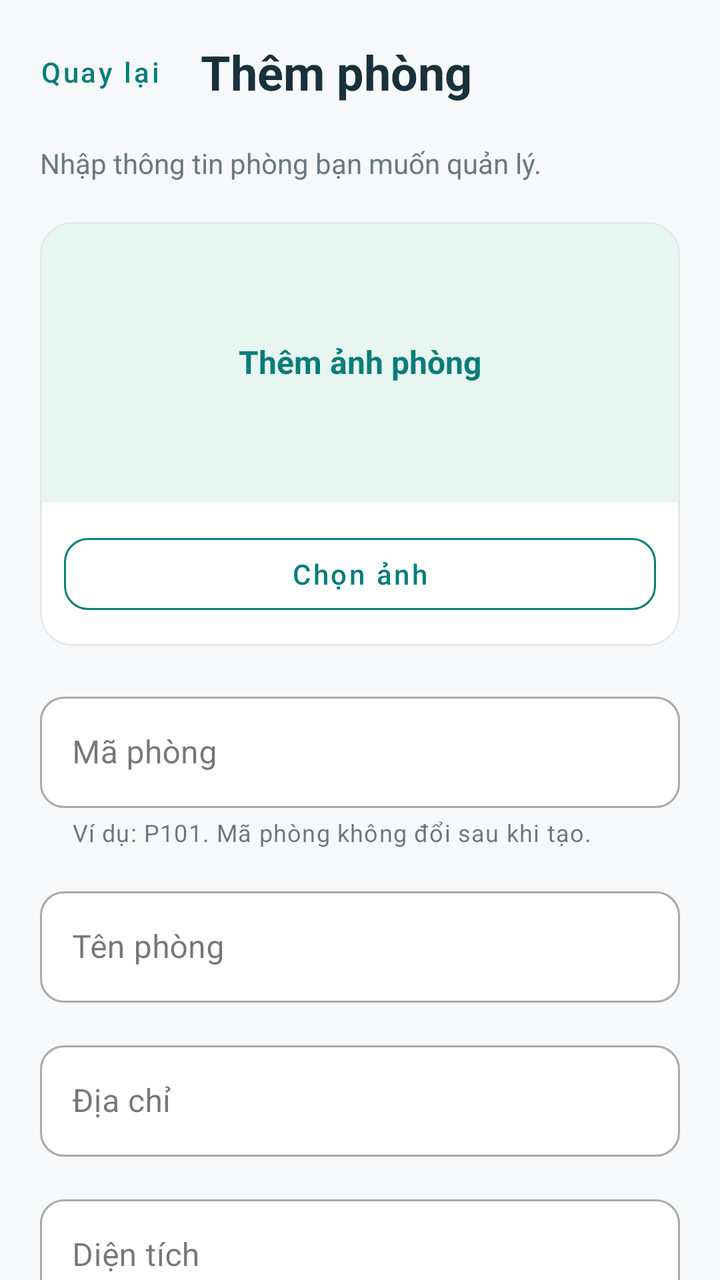
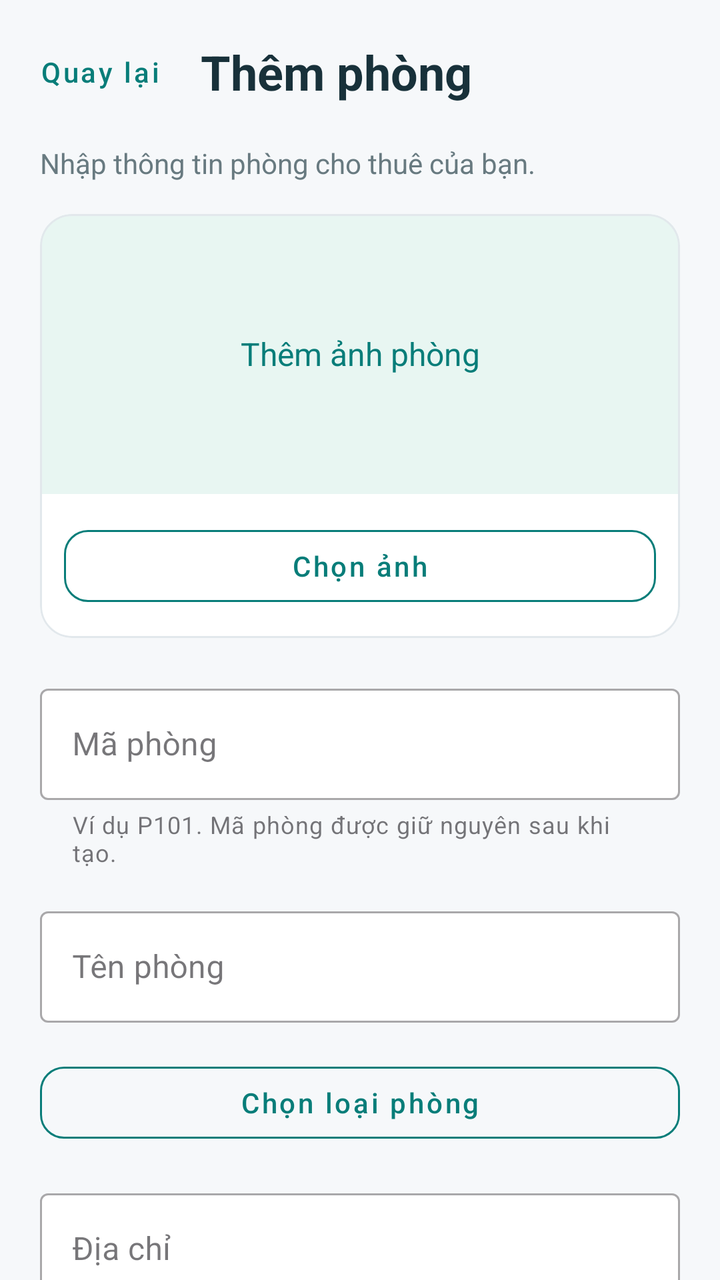

Compare the two renders of this Android layout. The source of the first and the diff that turns it into the second are given below.
<!-- AndroidManifest.xml: application theme Theme.ROOMLY -->
<!-- res/layout/fragment_host_add_room.xml -->
<?xml version="1.0" encoding="utf-8"?>
<LinearLayout
    xmlns:android="http://schemas.android.com/apk/res/android"
    xmlns:app="http://schemas.android.com/apk/res-auto"
    android:layout_width="match_parent"
    android:layout_height="match_parent"
    android:orientation="vertical"
    android:background="@color/roomly_background"
    android:focusableInTouchMode="true">

    
    <LinearLayout
        android:layout_width="match_parent"
        android:layout_height="wrap_content"
        android:orientation="horizontal"
        android:gravity="center_vertical"
        android:paddingStart="12dp"
        android:paddingEnd="20dp"
        android:paddingTop="12dp"
        android:paddingBottom="12dp">

        <com.google.android.material.button.MaterialButton
            android:id="@+id/btn_add_room_back"
            style="@style/Widget.MaterialComponents.Button.TextButton"
            android:layout_width="wrap_content"
            android:layout_height="wrap_content"
            android:minWidth="48dp"
            android:minHeight="48dp"
            android:text="Quay lại"
            android:textAllCaps="false"
            android:textColor="@color/roomly_primary" />

        <TextView
            android:layout_width="0dp"
            android:layout_height="wrap_content"
            android:layout_weight="1"
            android:layout_marginStart="12dp"
            android:text="Thêm phòng"
            android:textColor="@color/roomly_text_primary"
            android:textSize="24sp"
            android:textStyle="bold" />

    </LinearLayout>

    
    <androidx.core.widget.NestedScrollView
        android:id="@+id/scroll_add_room"
        android:layout_width="match_parent"
        android:layout_height="0dp"
        android:layout_weight="1"
        android:fillViewport="true"
        android:clipToPadding="false"
        android:paddingStart="20dp"
        android:paddingEnd="20dp"
        android:paddingBottom="24dp">

        <LinearLayout
            android:layout_width="match_parent"
            android:layout_height="wrap_content"
            android:orientation="vertical">

            <TextView
                android:layout_width="match_parent"
                android:layout_height="wrap_content"
                android:layout_marginBottom="20dp"
                android:text="Nhập thông tin phòng bạn muốn quản lý."
                android:textColor="@color/roomly_text_secondary"
                android:textSize="14sp" />

            
            <com.google.android.material.card.MaterialCardView
                android:layout_width="match_parent"
                android:layout_height="wrap_content"
                android:layout_marginBottom="20dp"
                app:cardBackgroundColor="@color/roomly_surface"
                app:cardCornerRadius="16dp"
                app:cardElevation="0dp"
                app:strokeColor="@color/roomly_border"
                app:strokeWidth="1dp">

                <LinearLayout
                    android:layout_width="match_parent"
                    android:layout_height="wrap_content"
                    android:orientation="vertical">

                    
                    <ImageView
                        android:id="@+id/img_add_room_preview"
                        android:layout_width="match_parent"
                        android:layout_height="180dp"
                        android:background="@color/roomly_primary_light"
                        android:scaleType="centerCrop"
                        android:contentDescription="Ảnh phòng đã chọn"
                        android:visibility="gone" />

                    
                    <TextView
                        android:id="@+id/tv_add_room_image_placeholder"
                        android:layout_width="match_parent"
                        android:layout_height="140dp"
                        android:background="@color/roomly_primary_light"
                        android:gravity="center"
                        android:text="Thêm ảnh phòng"
                        android:textColor="@color/roomly_primary"
                        android:textSize="16sp"
                        android:textStyle="bold" />

                    
                    <com.google.android.material.button.MaterialButton
                        android:id="@+id/btn_select_room_image"
                        style="@style/Widget.MaterialComponents.Button.OutlinedButton"
                        android:layout_width="match_parent"
                        android:layout_height="wrap_content"
                        android:layout_margin="12dp"
                        android:minHeight="48dp"
                        android:text="Chọn ảnh"
                        android:textAllCaps="false"
                        android:textColor="@color/roomly_primary"
                        app:strokeColor="@color/roomly_primary"
                        app:cornerRadius="12dp" />

                </LinearLayout>

            </com.google.android.material.card.MaterialCardView>

            
            <com.google.android.material.textfield.TextInputLayout
                android:id="@+id/input_room_code"
                style="@style/Widget.MaterialComponents.TextInputLayout.OutlinedBox"
                android:layout_width="match_parent"
                android:layout_height="wrap_content"
                android:hint="Mã phòng"
                app:helperText="Ví dụ: P101. Mã phòng không đổi sau khi tạo."
                app:boxBackgroundColor="@color/roomly_surface"
                app:boxCornerRadiusTopStart="12dp"
                app:boxCornerRadiusTopEnd="12dp"
                app:boxCornerRadiusBottomStart="12dp"
                app:boxCornerRadiusBottomEnd="12dp">

                <com.google.android.material.textfield.TextInputEditText
                    android:id="@+id/edt_room_code"
                    android:layout_width="match_parent"
                    android:layout_height="wrap_content"
                    android:inputType="text"
                    android:maxLines="1"
                    android:imeOptions="actionNext"
                    android:textColor="@color/roomly_text_primary"
                    android:textSize="16sp" />

            </com.google.android.material.textfield.TextInputLayout>

            
            <com.google.android.material.textfield.TextInputLayout
                android:id="@+id/input_room_name"
                style="@style/Widget.MaterialComponents.TextInputLayout.OutlinedBox"
                android:layout_width="match_parent"
                android:layout_height="wrap_content"
                android:layout_marginTop="16dp"
                android:hint="Tên phòng"
                app:boxBackgroundColor="@color/roomly_surface"
                app:boxCornerRadiusTopStart="12dp"
                app:boxCornerRadiusTopEnd="12dp"
                app:boxCornerRadiusBottomStart="12dp"
                app:boxCornerRadiusBottomEnd="12dp">

                <com.google.android.material.textfield.TextInputEditText
                    android:id="@+id/edt_room_name"
                    android:layout_width="match_parent"
                    android:layout_height="wrap_content"
                    android:inputType="textCapSentences"
                    android:maxLines="1"
                    android:imeOptions="actionNext"
                    android:textColor="@color/roomly_text_primary"
                    android:textSize="16sp" />

            </com.google.android.material.textfield.TextInputLayout>

            
            <com.google.android.material.textfield.TextInputLayout
                android:id="@+id/input_room_address"
                style="@style/Widget.MaterialComponents.TextInputLayout.OutlinedBox"
                android:layout_width="match_parent"
                android:layout_height="wrap_content"
                android:layout_marginTop="16dp"
                android:hint="Địa chỉ"
                app:boxBackgroundColor="@color/roomly_surface"
                app:boxCornerRadiusTopStart="12dp"
                app:boxCornerRadiusTopEnd="12dp"
                app:boxCornerRadiusBottomStart="12dp"
                app:boxCornerRadiusBottomEnd="12dp">

                <com.google.android.material.textfield.TextInputEditText
                    android:id="@+id/edt_room_address"
                    android:layout_width="match_parent"
                    android:layout_height="wrap_content"
                    android:inputType="textPostalAddress"
                    android:maxLines="1"
                    android:imeOptions="actionNext"
                    android:textColor="@color/roomly_text_primary"
                    android:textSize="16sp" />

            </com.google.android.material.textfield.TextInputLayout>

            
            <com.google.android.material.textfield.TextInputLayout
                android:id="@+id/input_room_area"
                style="@style/Widget.MaterialComponents.TextInputLayout.OutlinedBox"
                android:layout_width="match_parent"
                android:layout_height="wrap_content"
                android:layout_marginTop="16dp"
                android:hint="Diện tích"
                app:suffixText="m²"
                app:boxBackgroundColor="@color/roomly_surface"
                app:boxCornerRadiusTopStart="12dp"
                app:boxCornerRadiusTopEnd="12dp"
                app:boxCornerRadiusBottomStart="12dp"
                app:boxCornerRadiusBottomEnd="12dp">

                <com.google.android.material.textfield.TextInputEditText
                    android:id="@+id/edt_room_area"
                    android:layout_width="match_parent"
                    android:layout_height="wrap_content"
                    android:inputType="numberDecimal"
                    android:maxLines="1"
                    android:imeOptions="actionNext"
                    android:textColor="@color/roomly_text_primary"
                    android:textSize="16sp" />

            </com.google.android.material.textfield.TextInputLayout>

            
            <com.google.android.material.textfield.TextInputLayout
                android:id="@+id/input_room_description"
                style="@style/Widget.MaterialComponents.TextInputLayout.OutlinedBox"
                android:layout_width="match_parent"
                android:layout_height="wrap_content"
                android:layout_marginTop="16dp"
                android:hint="Mô tả phòng"
                app:boxBackgroundColor="@color/roomly_surface"
                app:boxCornerRadiusTopStart="12dp"
                app:boxCornerRadiusTopEnd="12dp"
                app:boxCornerRadiusBottomStart="12dp"
                app:boxCornerRadiusBottomEnd="12dp">

                <com.google.android.material.textfield.TextInputEditText
                    android:id="@+id/edt_room_description"
                    android:layout_width="match_parent"
                    android:layout_height="wrap_content"
                    android:minLines="4"
                    android:gravity="top|start"
                    android:inputType="textCapSentences|textMultiLine"
                    android:imeOptions="actionDone"
                    android:textColor="@color/roomly_text_primary"
                    android:textSize="16sp" />

            </com.google.android.material.textfield.TextInputLayout>

            
            <TextView
                android:id="@+id/tv_add_room_error"
                android:layout_width="match_parent"
                android:layout_height="wrap_content"
                android:layout_marginTop="16dp"
                android:accessibilityLiveRegion="polite"
                android:textColor="?attr/colorError"
                android:textSize="14sp"
                android:visibility="gone" />

            
            <ProgressBar
                android:id="@+id/progress_add_room"
                android:layout_width="32dp"
                android:layout_height="32dp"
                android:layout_gravity="center_horizontal"
                android:layout_marginTop="16dp"
                android:visibility="gone" />

            
            <com.google.android.material.button.MaterialButton
                android:id="@+id/btn_create_room"
                android:layout_width="match_parent"
                android:layout_height="wrap_content"
                android:layout_marginTop="20dp"
                android:minHeight="48dp"
                android:text="Tạo phòng"
                android:textAllCaps="false"
                android:textColor="@color/roomly_surface"
                app:backgroundTint="@color/roomly_primary"
                app:cornerRadius="12dp" />

        </LinearLayout>

    </androidx.core.widget.NestedScrollView>

</LinearLayout>
<!-- resources referenced by this layout -->
<resources>
  <color name="roomly_background">#F6F8FA</color>
  <color name="roomly_border">#E2E8EC</color>
  <color name="roomly_primary">#087D79</color>
  <color name="roomly_primary_light">#E8F6F2</color>
  <color name="roomly_surface">#FFFFFF</color>
  <color name="roomly_text_primary">#18313A</color>
  <color name="roomly_text_secondary">#687A80</color>
  <style name="Theme.ROOMLY" parent="Base.Theme.ROOMLY" />
  <style name="Base.Theme.ROOMLY" parent="Theme.Material3.DayNight.NoActionBar">
          
          
      </style>
</resources>

<!-- the commit's change to res/layout/fragment_host_add_room.xml (unified diff, before → after) -->
@@ -62,8 +62,8 @@
             <TextView
                 android:layout_width="match_parent"
                 android:layout_height="wrap_content"
-                android:layout_marginBottom="20dp"
-                android:text="Nhập thông tin phòng bạn muốn quản lý."
+                android:layout_marginBottom="16dp"
+                android:text="Nhập thông tin phòng cho thuê của bạn."
                 android:textColor="@color/roomly_text_secondary"
                 android:textSize="14sp" />
 
@@ -71,7 +71,6 @@
             <com.google.android.material.card.MaterialCardView
                 android:layout_width="match_parent"
                 android:layout_height="wrap_content"
-                android:layout_marginBottom="20dp"
                 app:cardBackgroundColor="@color/roomly_surface"
                 app:cardCornerRadius="16dp"
                 app:cardElevation="0dp"
@@ -83,7 +82,6 @@
                     android:layout_height="wrap_content"
                     android:orientation="vertical">
 
-                    
                     <ImageView
                         android:id="@+id/img_add_room_preview"
                         android:layout_width="match_parent"
@@ -93,7 +91,6 @@
                         android:contentDescription="Ảnh phòng đã chọn"
                         android:visibility="gone" />
 
-                    
                     <TextView
                         android:id="@+id/tv_add_room_image_placeholder"
                         android:layout_width="match_parent"
@@ -102,10 +99,8 @@
                         android:gravity="center"
                         android:text="Thêm ảnh phòng"
                         android:textColor="@color/roomly_primary"
-                        android:textSize="16sp"
-                        android:textStyle="bold" />
-
-                    
+                        android:textSize="16sp" />
+
                     <com.google.android.material.button.MaterialButton
                         android:id="@+id/btn_select_room_image"
                         style="@style/Widget.MaterialComponents.Button.OutlinedButton"
@@ -129,53 +124,57 @@
                 style="@style/Widget.MaterialComponents.TextInputLayout.OutlinedBox"
                 android:layout_width="match_parent"
                 android:layout_height="wrap_content"
+                android:layout_marginTop="20dp"
                 android:hint="Mã phòng"
-                app:helperText="Ví dụ: P101. Mã phòng không đổi sau khi tạo."
-                app:boxBackgroundColor="@color/roomly_surface"
-                app:boxCornerRadiusTopStart="12dp"
-                app:boxCornerRadiusTopEnd="12dp"
-                app:boxCornerRadiusBottomStart="12dp"
-                app:boxCornerRadiusBottomEnd="12dp">
+                app:helperText="Ví dụ P101. Mã phòng được giữ nguyên sau khi tạo."
+                app:boxBackgroundColor="@color/roomly_surface">
 
                 <com.google.android.material.textfield.TextInputEditText
                     android:id="@+id/edt_room_code"
                     android:layout_width="match_parent"
                     android:layout_height="wrap_content"
-                    android:inputType="text"
-                    android:maxLines="1"
-                    android:imeOptions="actionNext"
-                    android:textColor="@color/roomly_text_primary"
-                    android:textSize="16sp" />
+                    android:inputType="textCapCharacters"
+                    android:maxLength="30"
+                    android:maxLines="1"
+                    android:imeOptions="actionNext"
+                    android:textColor="@color/roomly_text_primary" />
+
+            </com.google.android.material.textfield.TextInputLayout>
+
+            <com.google.android.material.textfield.TextInputLayout
+                android:id="@+id/input_room_name"
+                style="@style/Widget.MaterialComponents.TextInputLayout.OutlinedBox"
+                android:layout_width="match_parent"
+                android:layout_height="wrap_content"
+                android:layout_marginTop="16dp"
+                android:hint="Tên phòng"
+                app:boxBackgroundColor="@color/roomly_surface">
+
+                <com.google.android.material.textfield.TextInputEditText
+                    android:id="@+id/edt_room_name"
+                    android:layout_width="match_parent"
+                    android:layout_height="wrap_content"
+                    android:inputType="textCapSentences"
+                    android:maxLines="1"
+                    android:imeOptions="actionNext"
+                    android:textColor="@color/roomly_text_primary" />
 
             </com.google.android.material.textfield.TextInputLayout>
 
             
-            <com.google.android.material.textfield.TextInputLayout
-                android:id="@+id/input_room_name"
-                style="@style/Widget.MaterialComponents.TextInputLayout.OutlinedBox"
-                android:layout_width="match_parent"
-                android:layout_height="wrap_content"
-                android:layout_marginTop="16dp"
-                android:hint="Tên phòng"
-                app:boxBackgroundColor="@color/roomly_surface"
-                app:boxCornerRadiusTopStart="12dp"
-                app:boxCornerRadiusTopEnd="12dp"
-                app:boxCornerRadiusBottomStart="12dp"
-                app:boxCornerRadiusBottomEnd="12dp">
-
-                <com.google.android.material.textfield.TextInputEditText
-                    android:id="@+id/edt_room_name"
-                    android:layout_width="match_parent"
-                    android:layout_height="wrap_content"
-                    android:inputType="textCapSentences"
-                    android:maxLines="1"
-                    android:imeOptions="actionNext"
-                    android:textColor="@color/roomly_text_primary"
-                    android:textSize="16sp" />
-
-            </com.google.android.material.textfield.TextInputLayout>
-
-            
+            <com.google.android.material.button.MaterialButton
+                android:id="@+id/btn_choose_room_type"
+                style="@style/Widget.MaterialComponents.Button.OutlinedButton"
+                android:layout_width="match_parent"
+                android:layout_height="wrap_content"
+                android:layout_marginTop="16dp"
+                android:minHeight="48dp"
+                android:text="Chọn loại phòng"
+                android:textAllCaps="false"
+                android:textColor="@color/roomly_primary"
+                app:strokeColor="@color/roomly_primary"
+                app:cornerRadius="12dp" />
+
             <com.google.android.material.textfield.TextInputLayout
                 android:id="@+id/input_room_address"
                 style="@style/Widget.MaterialComponents.TextInputLayout.OutlinedBox"
@@ -183,11 +182,7 @@
                 android:layout_height="wrap_content"
                 android:layout_marginTop="16dp"
                 android:hint="Địa chỉ"
-                app:boxBackgroundColor="@color/roomly_surface"
-                app:boxCornerRadiusTopStart="12dp"
-                app:boxCornerRadiusTopEnd="12dp"
-                app:boxCornerRadiusBottomStart="12dp"
-                app:boxCornerRadiusBottomEnd="12dp">
+                app:boxBackgroundColor="@color/roomly_surface">
 
                 <com.google.android.material.textfield.TextInputEditText
                     android:id="@+id/edt_room_address"
@@ -196,12 +191,10 @@
                     android:inputType="textPostalAddress"
                     android:maxLines="1"
                     android:imeOptions="actionNext"
-                    android:textColor="@color/roomly_text_primary"
-                    android:textSize="16sp" />
-
-            </com.google.android.material.textfield.TextInputLayout>
-
-            
+                    android:textColor="@color/roomly_text_primary" />
+
+            </com.google.android.material.textfield.TextInputLayout>
+
             <com.google.android.material.textfield.TextInputLayout
                 android:id="@+id/input_room_area"
                 style="@style/Widget.MaterialComponents.TextInputLayout.OutlinedBox"
@@ -210,25 +203,67 @@
                 android:layout_marginTop="16dp"
                 android:hint="Diện tích"
                 app:suffixText="m²"
-                app:boxBackgroundColor="@color/roomly_surface"
-                app:boxCornerRadiusTopStart="12dp"
-                app:boxCornerRadiusTopEnd="12dp"
-                app:boxCornerRadiusBottomStart="12dp"
-                app:boxCornerRadiusBottomEnd="12dp">
+                app:helperText="Từ 2 đến 1.000 m², có thể nhập số thập phân."
+                app:boxBackgroundColor="@color/roomly_surface">
 
                 <com.google.android.material.textfield.TextInputEditText
                     android:id="@+id/edt_room_area"
                     android:layout_width="match_parent"
                     android:layout_height="wrap_content"
                     android:inputType="numberDecimal"
-                    android:maxLines="1"
-                    android:imeOptions="actionNext"
-                    android:textColor="@color/roomly_text_primary"
-                    android:textSize="16sp" />
+                    android:maxLength="16"
+                    android:maxLines="1"
+                    android:imeOptions="actionNext"
+                    android:textColor="@color/roomly_text_primary" />
+
+            </com.google.android.material.textfield.TextInputLayout>
+
+            <com.google.android.material.textfield.TextInputLayout
+                android:id="@+id/input_room_max_occupants"
+                style="@style/Widget.MaterialComponents.TextInputLayout.OutlinedBox"
+                android:layout_width="match_parent"
+                android:layout_height="wrap_content"
+                android:layout_marginTop="16dp"
+                android:hint="Số người tối đa"
+                app:helperText="Từ 1 đến 10 người."
+                app:boxBackgroundColor="@color/roomly_surface">
+
+                <com.google.android.material.textfield.TextInputEditText
+                    android:id="@+id/edt_room_max_occupants"
+                    android:layout_width="match_parent"
+                    android:layout_height="wrap_content"
+                    android:inputType="number"
+                    android:maxLength="2"
+                    android:maxLines="1"
+                    android:imeOptions="actionNext"
+                    android:textColor="@color/roomly_text_primary" />
 
             </com.google.android.material.textfield.TextInputLayout>
 
             
+            <com.google.android.material.button.MaterialButton
+                android:id="@+id/btn_choose_room_amenities"
+                style="@style/Widget.MaterialComponents.Button.OutlinedButton"
+                android:layout_width="match_parent"
+                android:layout_height="wrap_content"
+                android:layout_marginTop="16dp"
+                android:minHeight="48dp"
+                android:text="Chọn tiện ích"
+                android:textAllCaps="false"
+                android:textColor="@color/roomly_primary"
+                app:strokeColor="@color/roomly_primary"
+                app:cornerRadius="12dp" />
+
+            <TextView
+                android:id="@+id/tv_room_amenities"
+                android:layout_width="match_parent"
+                android:layout_height="wrap_content"
+                android:layout_marginTop="8dp"
+                android:text="Chưa chọn tiện ích"
+                android:textColor="@color/roomly_text_secondary"
+                android:textSize="14sp"
+                android:lineSpacingExtra="4dp" />
+
             <com.google.android.material.textfield.TextInputLayout
                 android:id="@+id/input_room_description"
                 style="@style/Widget.MaterialComponents.TextInputLayout.OutlinedBox"
@@ -236,11 +271,7 @@
                 android:layout_height="wrap_content"
                 android:layout_marginTop="16dp"
                 android:hint="Mô tả phòng"
-                app:boxBackgroundColor="@color/roomly_surface"
-                app:boxCornerRadiusTopStart="12dp"
-                app:boxCornerRadiusTopEnd="12dp"
-                app:boxCornerRadiusBottomStart="12dp"
-                app:boxCornerRadiusBottomEnd="12dp">
+                app:boxBackgroundColor="@color/roomly_surface">
 
                 <com.google.android.material.textfield.TextInputEditText
                     android:id="@+id/edt_room_description"
@@ -250,12 +281,10 @@
                     android:gravity="top|start"
                     android:inputType="textCapSentences|textMultiLine"
                     android:imeOptions="actionDone"
-                    android:textColor="@color/roomly_text_primary"
-                    android:textSize="16sp" />
-
-            </com.google.android.material.textfield.TextInputLayout>
-
-            
+                    android:textColor="@color/roomly_text_primary" />
+
+            </com.google.android.material.textfield.TextInputLayout>
+
             <TextView
                 android:id="@+id/tv_add_room_error"
                 android:layout_width="match_parent"
@@ -266,7 +295,6 @@
                 android:textSize="14sp"
                 android:visibility="gone" />
 
-            
             <ProgressBar
                 android:id="@+id/progress_add_room"
                 android:layout_width="32dp"
@@ -275,7 +303,6 @@
                 android:layout_marginTop="16dp"
                 android:visibility="gone" />
 
-            
             <com.google.android.material.button.MaterialButton
                 android:id="@+id/btn_create_room"
                 android:layout_width="match_parent"
